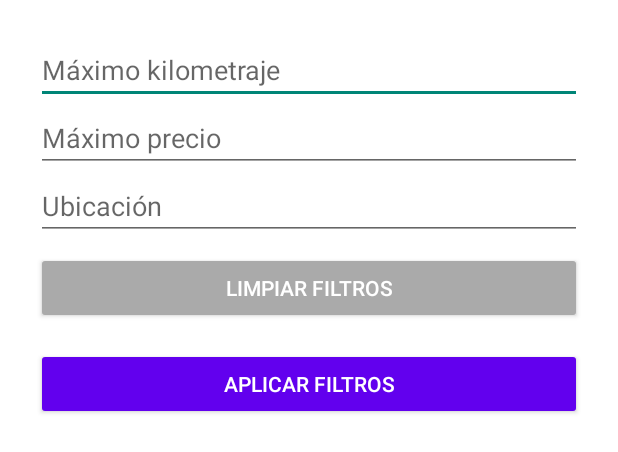
After one commit to DomiHub/InstantCars, an Android app built with Jetpack Compose: the layout filtros_main_page.xml on its own in the app's theme, with its tools: preview values and no code run, on a phone screen of 412 x 824 dp. The commit adds this screen. Shown: the top 452 px of the screen. Run offline under Robolectric (Android 15) with nearby library versions, the phone set to English and light mode, and no system bars.

Commit message:
Filtros mejorados

```diff
--- a/app/src/main/AndroidManifest.xml
+++ b/app/src/main/AndroidManifest.xml
@@ -60,6 +60,7 @@
         <activity android:name=".ChatListActivity" />
 
 
+
     </application>
 
 </manifest>
--- /dev/null
+++ b/app/src/main/res/drawable/baseline_filter_list_24.xml
@@ -0,0 +1,5 @@
+<vector xmlns:android="http://schemas.android.com/apk/res/android" android:height="24dp" android:tint="#000000" android:viewportHeight="24" android:viewportWidth="24" android:width="24dp">
+
+    <path android:fillColor="@android:color/white" android:pathData="M10,18h4v-2h-4v2zM3,6v2h18L21,6L3,6zM6,13h12v-2L6,11v2z"/>
+
+</vector>
--- /dev/null
+++ b/app/src/main/res/layout/filtros_main_page.xml
@@ -0,0 +1,49 @@
+<?xml version="1.0" encoding="utf-8"?>
+<LinearLayout xmlns:android="http://schemas.android.com/apk/res/android"
+    android:id="@+id/layoutBottomSheet"
+    android:layout_width="match_parent"
+    android:layout_height="wrap_content"
+    android:background="@android:color/white"
+    android:orientation="vertical"
+    android:padding="24dp">
+
+    <EditText
+        android:id="@+id/editTextKm"
+        android:layout_width="match_parent"
+        android:layout_height="wrap_content"
+        android:hint="@string/m_ximo_kilometraje"
+        android:inputType="number" />
+
+    <EditText
+        android:id="@+id/editTextPrecio"
+        android:layout_width="match_parent"
+        android:layout_height="wrap_content"
+        android:hint="@string/m_ximo_precio"
+        android:inputType="number" />
+
+    <EditText
+        android:id="@+id/editTextUbicacion"
+        android:layout_width="match_parent"
+        android:layout_height="wrap_content"
+        android:hint="@string/Ubicación"
+        android:inputType="text" />
+
+    <Button
+        android:id="@+id/btnLimpiarFiltros"
+        android:layout_width="match_parent"
+        android:layout_height="wrap_content"
+        android:layout_marginTop="8dp"
+        android:backgroundTint="@android:color/darker_gray"
+        android:text="@string/limpiar_filtros"
+        android:textColor="@android:color/white" />
+
+    <Button
+        android:id="@+id/btnAplicarFiltros"
+        android:layout_width="match_parent"
+        android:layout_height="wrap_content"
+        android:layout_marginTop="16dp"
+        android:backgroundTint="@color/purple_500"
+        android:text="@string/aplicar_filtros"
+        android:textColor="@android:color/white" />
+
+</LinearLayout>
--- a/app/src/main/res/values/strings.xml
+++ b/app/src/main/res/values/strings.xml
@@ -73,5 +73,9 @@
     <string name="_0_calificaciones">(0 calificaciones)</string>
     <string name="calificaciones">" %.1f (%d calificaciones)"</string>
     <string name="_0">0</string>
+    <string name="aplicar_filtros">Aplicar filtros</string>
+    <string name="m_ximo_precio">Máximo precio</string>
+    <string name="m_ximo_kilometraje">Máximo kilometraje</string>
+    <string name="limpiar_filtros">Limpiar filtros</string>
 
 </resources>
```
Also changed, not shown: app/src/main/java/com/domingo/instantcars/MainPageActivity.kt (+122 -13 lines), app/src/main/res/layout/main_page.xml (+16 -1 lines).
